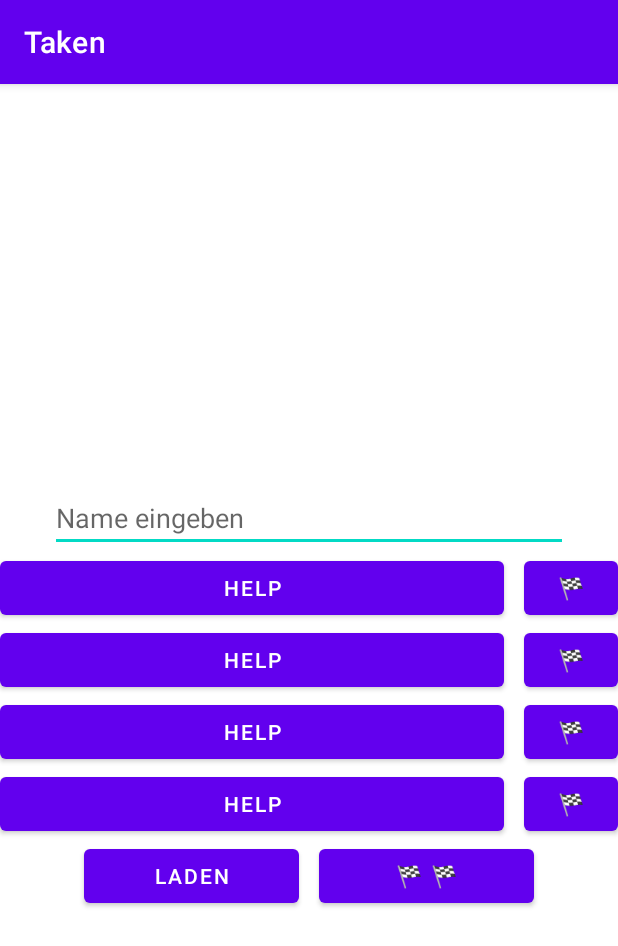
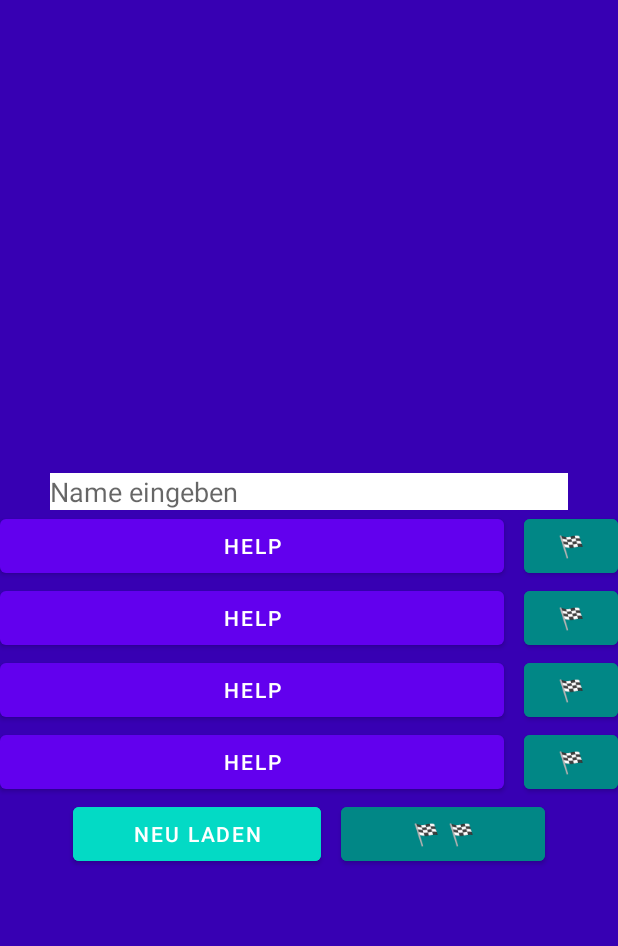
Before and after one commit to janesth/taken, an Android app: the screen it shows after launch (TakenActivity), on a phone screen of 412 x 824 dp. Shown: the top 946 px of the screen. Run offline under Robolectric (Android 15) with nearby library versions, the phone set to English and light mode, and no system bars.

Commit message:
changed styling

```diff
--- a/app/src/main/res/layout/activity_taken.xml
+++ b/app/src/main/res/layout/activity_taken.xml
@@ -4,6 +4,7 @@
     xmlns:tools="http://schemas.android.com/tools"
     android:layout_width="match_parent"
     android:layout_height="match_parent"
+    android:background="@color/purple_700"
     tools:context=".TakenActivity">
 
     <LinearLayout
@@ -30,6 +31,7 @@
             android:layout_toRightOf="@id/car_two"
             android:text="@string/release"
             android:layout_weight="0.25"
+            android:backgroundTint="@color/teal_700"
             android:onClick="release"/>
 
     </LinearLayout>
@@ -59,6 +61,7 @@
             android:layout_toRightOf="@id/car_one"
             android:text="@string/release"
             android:layout_weight="0.25"
+            android:backgroundTint="@color/teal_700"
             android:onClick="release"/>
 
     </LinearLayout>
@@ -71,6 +74,7 @@
         android:layout_marginLeft="50px"
         android:layout_marginRight="50px"
         android:layout_above="@id/car_one_line"
+        android:background="@color/white"
         android:hint="Name eingeben"
         />
 
@@ -98,6 +102,7 @@
             android:layout_toRightOf="@id/car_three"
             android:text="@string/release"
             android:layout_weight="0.25"
+            android:backgroundTint="@color/teal_700"
             android:onClick="release"/>
 
     </LinearLayout>
@@ -126,6 +131,7 @@
             android:layout_toRightOf="@id/car_four"
             android:text="@string/release"
             android:layout_weight="0.25"
+            android:backgroundTint="@color/teal_700"
             android:onClick="release"/>
 
     </LinearLayout>
@@ -145,6 +151,7 @@
             android:layout_height="wrap_content"
             android:text="@string/refresh"
             android:layout_weight="0.25"
+            android:backgroundTint="@color/teal_200"
             android:onClick="refresh"/>
 
         <Button
@@ -155,11 +162,10 @@
             android:layout_toRightOf="@id/refresh"
             android:text="@string/release_all"
             android:layout_weight="0.25"
+            android:backgroundTint="@color/teal_700"
             android:onClick="release"/>
 
     </LinearLayout>
 
 
-
-
 </RelativeLayout>
--- a/app/src/main/res/values-night/themes.xml
+++ b/app/src/main/res/values-night/themes.xml
@@ -1,6 +1,6 @@
 <resources xmlns:tools="http://schemas.android.com/tools">
     <!-- Base application theme. -->
-    <style name="Theme.Taken" parent="Theme.MaterialComponents.DayNight.DarkActionBar">
+    <style name="Theme.Taken" parent="Theme.MaterialComponents.DayNight.NoActionBar">
         <!-- Primary brand color. -->
         <item name="colorPrimary">@color/purple_200</item>
         <item name="colorPrimaryVariant">@color/purple_700</item>
--- a/app/src/main/res/values/strings.xml
+++ b/app/src/main/res/values/strings.xml
@@ -5,7 +5,7 @@
     <string name="car_three">BMW</string>
     <string name="car_four">Bike</string>
 
-    <string name="refresh">Laden</string>
+    <string name="refresh">Neu Laden</string>
     <string name="release">&#x1F3C1;</string>
     <string name="release_all">&#x1F3C1; &#x1F3C1;</string>
 </resources>
--- a/app/src/main/res/values/themes.xml
+++ b/app/src/main/res/values/themes.xml
@@ -1,6 +1,6 @@
 <resources xmlns:tools="http://schemas.android.com/tools">
     <!-- Base application theme. -->
-    <style name="Theme.Taken" parent="Theme.MaterialComponents.DayNight.DarkActionBar">
+    <style name="Theme.Taken" parent="Theme.MaterialComponents.DayNight.NoActionBar">
         <!-- Primary brand color. -->
         <item name="colorPrimary">@color/purple_500</item>
         <item name="colorPrimaryVariant">@color/purple_700</item>
```
